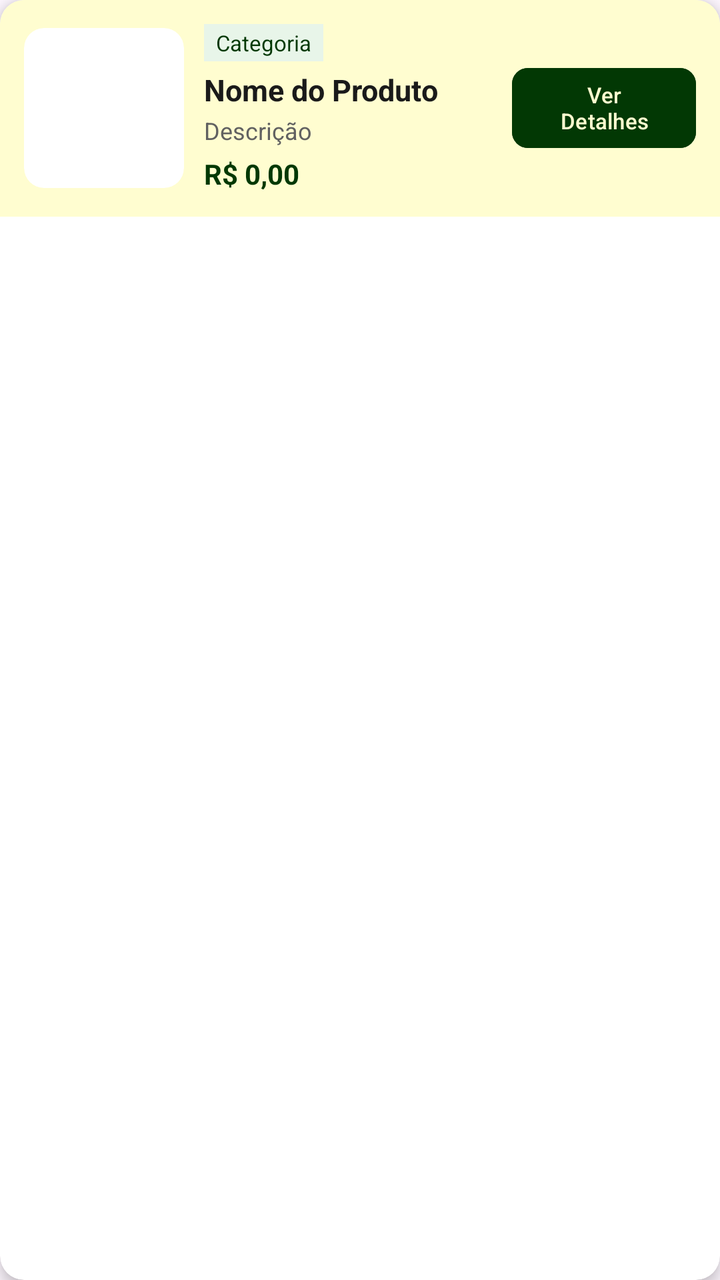
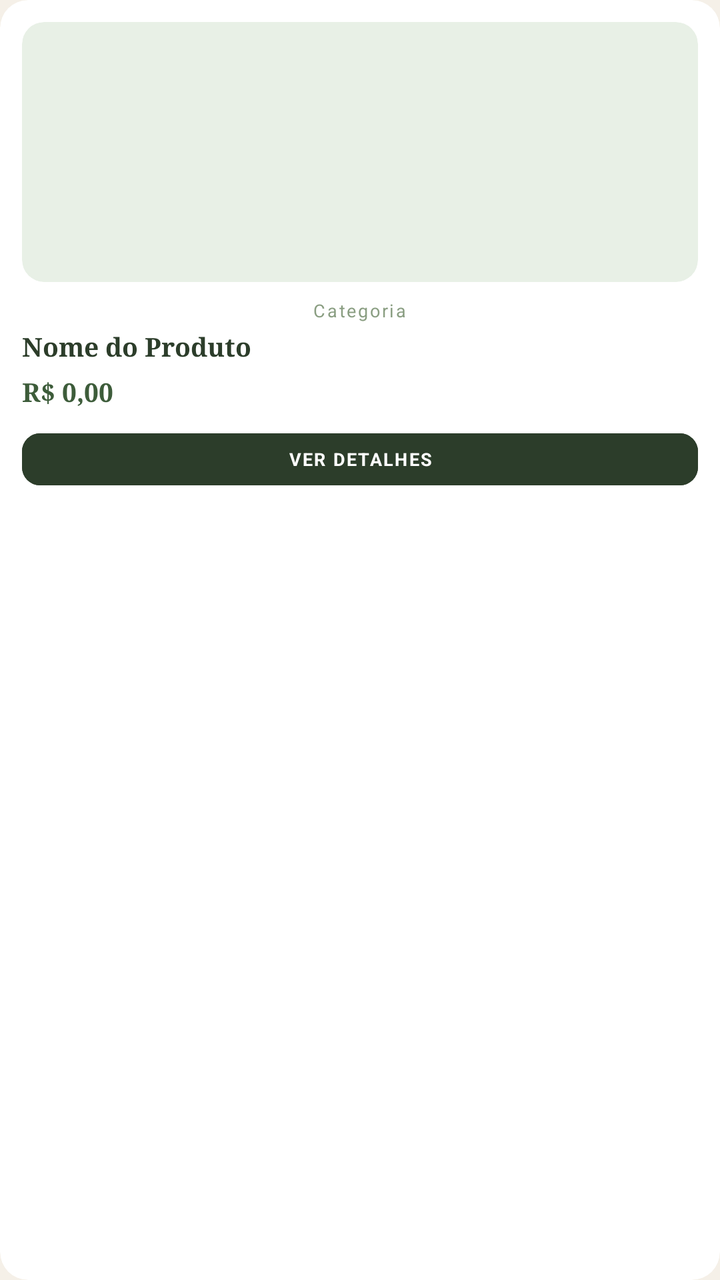

The first picture is an Android layout as it rendered before a commit; the second is the same layout after the commit. The layout source and the unified diff follow.
<!-- AndroidManifest.xml: application theme Theme.AppLoginTest -->
<!-- res/layout/item_produto.xml -->
<?xml version="1.0" encoding="utf-8"?>
<androidx.cardview.widget.CardView xmlns:android="http://schemas.android.com/apk/res/android"
    xmlns:app="http://schemas.android.com/apk/res-auto"
    android:layout_width="match_parent"
    android:layout_height="wrap_content"
    android:layout_margin="6dp"
    app:cardCornerRadius="12dp"
    app:cardElevation="4dp">

    <LinearLayout
        android:layout_width="match_parent"
        android:layout_height="wrap_content"
        android:orientation="horizontal"
        android:padding="12dp"
        android:gravity="center_vertical"
        android:background="#FFFDD0">

        
        <androidx.cardview.widget.CardView
            android:layout_width="80dp"
            android:layout_height="80dp"
            android:layout_marginEnd="10dp"
            app:cardCornerRadius="10dp"
            app:cardElevation="0dp">

            <ImageView
                android:id="@+id/imgProduto"
                android:layout_width="match_parent"
                android:layout_height="match_parent"
                android:src="@mipmap/ic_launcher"
                android:scaleType="centerCrop" />

        </androidx.cardview.widget.CardView>

        
        <LinearLayout
            android:layout_width="0dp"
            android:layout_height="wrap_content"
            android:layout_weight="1"
            android:orientation="vertical">

            <TextView
                android:id="@+id/tvProdutoCategoria"
                android:layout_width="wrap_content"
                android:layout_height="wrap_content"
                android:background="#E8F5E9"
                android:paddingStart="6dp"
                android:paddingEnd="6dp"
                android:paddingTop="2dp"
                android:paddingBottom="2dp"
                android:text="Categoria"
                android:textColor="#023804"
                android:textSize="11sp" />

            <TextView
                android:id="@+id/tvProdutoNome"
                android:layout_width="match_parent"
                android:layout_height="wrap_content"
                android:layout_marginTop="4dp"
                android:text="Nome do Produto"
                android:textColor="#1A1A1A"
                android:textSize="15sp"
                android:textStyle="bold"
                android:maxLines="1"
                android:ellipsize="end" />

            <TextView
                android:id="@+id/tvProdutoDescricao"
                android:layout_width="match_parent"
                android:layout_height="wrap_content"
                android:layout_marginTop="2dp"
                android:text="Descrição"
                android:textColor="#616161"
                android:textSize="12sp"
                android:maxLines="2"
                android:ellipsize="end" />

            <TextView
                android:id="@+id/tvProdutoPreco"
                android:layout_width="wrap_content"
                android:layout_height="wrap_content"
                android:layout_marginTop="4dp"
                android:text="R$ 0,00"
                android:textColor="#023804"
                android:textSize="14sp"
                android:textStyle="bold" />

        </LinearLayout>

        
        <Button
            android:id="@+id/btnVerDetalhes"
            android:layout_width="wrap_content"
            android:layout_height="wrap_content"
            android:layout_marginStart="8dp"
            android:backgroundTint="#023804"
            android:text="Ver\nDetalhes"
            android:textColor="#FFFDD0"
            android:textSize="11sp"
            android:gravity="center"
            app:cornerRadius="8dp" />

    </LinearLayout>
</androidx.cardview.widget.CardView>
<!-- resources referenced by this layout -->
<resources>
  <!-- mipmap ic_launcher (mipmap-anydpi-v26) -->
  <?xml version="1.0" encoding="utf-8"?>
  <adaptive-icon xmlns:android="http://schemas.android.com/apk/res/android">
      <background android:drawable="@drawable/ic_launcher_background"/>
      <foreground android:drawable="@mipmap/ic_launcher_foreground"/>
  </adaptive-icon>
  <style name="Theme.AppLoginTest" parent="Base.Theme.AppLoginTest" />
  <!-- drawable ic_launcher_background: vector/xml drawable (drawable, 4866 chars, omitted) -->
  <style name="Base.Theme.AppLoginTest" parent="Theme.Material3.DayNight.NoActionBar">
          
          
      </style>
</resources>

<!-- the commit's change to res/layout/item_produto.xml (unified diff, before → after) -->
@@ -1,27 +1,29 @@
 <?xml version="1.0" encoding="utf-8"?>
-<androidx.cardview.widget.CardView xmlns:android="http://schemas.android.com/apk/res/android"
+<androidx.cardview.widget.CardView
+    xmlns:android="http://schemas.android.com/apk/res/android"
     xmlns:app="http://schemas.android.com/apk/res-auto"
     android:layout_width="match_parent"
     android:layout_height="wrap_content"
-    android:layout_margin="6dp"
-    app:cardCornerRadius="12dp"
-    app:cardElevation="4dp">
+    android:layout_margin="5dp"
+    app:cardCornerRadius="14dp"
+    app:cardElevation="0dp"
+    app:cardBackgroundColor="@color/white">
 
+    
     <LinearLayout
         android:layout_width="match_parent"
         android:layout_height="wrap_content"
-        android:orientation="horizontal"
-        android:padding="12dp"
-        android:gravity="center_vertical"
-        android:background="#FFFDD0">
+        android:orientation="vertical"
+        android:padding="11dp"
+        android:gravity="center_horizontal">
 
         
         <androidx.cardview.widget.CardView
-            android:layout_width="80dp"
-            android:layout_height="80dp"
-            android:layout_marginEnd="10dp"
-            app:cardCornerRadius="10dp"
-            app:cardElevation="0dp">
+            android:layout_width="match_parent"
+            android:layout_height="130dp"
+            app:cardCornerRadius="11dp"
+            app:cardElevation="0dp"
+            app:cardBackgroundColor="@color/verde_fundo_badge">
 
             <ImageView
                 android:id="@+id/imgProduto"
@@ -29,76 +31,73 @@
                 android:layout_height="match_parent"
                 android:src="@mipmap/ic_launcher"
                 android:scaleType="centerCrop" />
-
         </androidx.cardview.widget.CardView>
 
         
-        <LinearLayout
-            android:layout_width="0dp"
+        <TextView
+            android:id="@+id/tvProdutoCategoria"
+            android:layout_width="wrap_content"
             android:layout_height="wrap_content"
-            android:layout_weight="1"
-            android:orientation="vertical">
+            android:layout_marginTop="8dp"
+            android:text="Categoria"
+            android:textColor="@color/texto_badge"
+            android:textSize="9sp"
+            android:letterSpacing="0.1" />
 
-            <TextView
-                android:id="@+id/tvProdutoCategoria"
-                android:layout_width="wrap_content"
-                android:layout_height="wrap_content"
-                android:background="#E8F5E9"
-                android:paddingStart="6dp"
-                android:paddingEnd="6dp"
-                android:paddingTop="2dp"
-                android:paddingBottom="2dp"
-                android:text="Categoria"
-                android:textColor="#023804"
-                android:textSize="11sp" />
+        
+        <TextView
+            android:id="@+id/tvProdutoNome"
+            android:layout_width="match_parent"
+            android:layout_height="wrap_content"
+            android:layout_marginTop="3dp"
+            android:text="Nome do Produto"
+            android:textColor="@color/verde_escuro"
+            android:textSize="13sp"
+            android:fontFamily="serif"
+            android:textStyle="bold"
+            android:maxLines="2"
+            android:ellipsize="end"
+            android:gravity="start"
+            android:lineSpacingExtra="1dp" />
 
-            <TextView
-                android:id="@+id/tvProdutoNome"
-                android:layout_width="match_parent"
-                android:layout_height="wrap_content"
-                android:layout_marginTop="4dp"
-                android:text="Nome do Produto"
-                android:textColor="#1A1A1A"
-                android:textSize="15sp"
-                android:textStyle="bold"
-                android:maxLines="1"
-                android:ellipsize="end" />
+        
+        <TextView
+            android:id="@+id/tvProdutoDescricao"
+            android:layout_width="match_parent"
+            android:layout_height="wrap_content"
+            android:layout_marginTop="2dp"
+            android:text="Descrição"
+            android:textColor="@color/texto_secundario"
+            android:textSize="11sp"
+            android:maxLines="1"
+            android:ellipsize="end"
+            android:visibility="gone" />
 
-            <TextView
-                android:id="@+id/tvProdutoDescricao"
-                android:layout_width="match_parent"
-                android:layout_height="wrap_content"
-                android:layout_marginTop="2dp"
-                android:text="Descrição"
-                android:textColor="#616161"
-                android:textSize="12sp"
-                android:maxLines="2"
-                android:ellipsize="end" />
-
-            <TextView
-                android:id="@+id/tvProdutoPreco"
-                android:layout_width="wrap_content"
-                android:layout_height="wrap_content"
-                android:layout_marginTop="4dp"
-                android:text="R$ 0,00"
-                android:textColor="#023804"
-                android:textSize="14sp"
-                android:textStyle="bold" />
-
-        </LinearLayout>
+        
+        <TextView
+            android:id="@+id/tvProdutoPreco"
+            android:layout_width="match_parent"
+            android:layout_height="wrap_content"
+            android:layout_marginTop="5dp"
+            android:text="R$ 0,00"
+            android:textColor="@color/verde_medio"
+            android:textSize="13sp"
+            android:fontFamily="serif"
+            android:textStyle="bold" />
 
         
         <Button
             android:id="@+id/btnVerDetalhes"
-            android:layout_width="wrap_content"
-            android:layout_height="wrap_content"
-            android:layout_marginStart="8dp"
-            android:backgroundTint="#023804"
-            android:text="Ver\nDetalhes"
-            android:textColor="#FFFDD0"
-            android:textSize="11sp"
-            android:gravity="center"
-            app:cornerRadius="8dp" />
+            android:layout_width="match_parent"
+            android:layout_height="34dp"
+            android:layout_marginTop="8dp"
+            android:backgroundTint="@color/verde_escuro"
+            android:text="VER DETALHES"
+            android:textColor="@color/white"
+            android:textSize="9sp"
+            android:letterSpacing="0.08"
+            android:textStyle="bold"
+            app:cornerRadius="9dp" />
 
     </LinearLayout>
 </androidx.cardview.widget.CardView>
<!-- resource entries referenced after the edit -->
@@ -1,5 +1,11 @@
 <!-- resources referenced by this layout -->
 <resources>
+  <color name="texto_badge">#8A9E82</color>
+  <color name="texto_secundario">#B0A090</color>
+  <color name="verde_escuro">#2C3D2A</color>
+  <color name="verde_fundo_badge">#E8F0E6</color>
+  <color name="verde_medio">#3D5C3A</color>
+  <color name="white">#FFFFFFFF</color>
   <!-- mipmap ic_launcher (mipmap-anydpi-v26) -->
   <?xml version="1.0" encoding="utf-8"?>
   <adaptive-icon xmlns:android="http://schemas.android.com/apk/res/android">
@@ -9,8 +15,15 @@
   <style name="Theme.AppLoginTest" parent="Base.Theme.AppLoginTest" />
   <!-- drawable ic_launcher_background: vector/xml drawable (drawable, 4866 chars, omitted) -->
   <style name="Base.Theme.AppLoginTest" parent="Theme.Material3.DayNight.NoActionBar">
-          
-          
+          <item name="colorPrimary">@color/verde_escuro</item>
+          <item name="colorPrimaryVariant">@color/verde_medio</item>
+          <item name="colorOnPrimary">@color/white</item>
+          <item name="colorSecondary">@color/verde_claro</item>
+          <item name="colorOnSecondary">@color/verde_escuro</item>
+          <item name="android:windowBackground">@color/creme_fundo</item>
+          <item name="android:fontFamily">sans-serif</item>
       </style>
+  <color name="verde_claro">#8FAD88</color>
+  <color name="creme_fundo">#F5F0E8</color>
 </resources>
 
